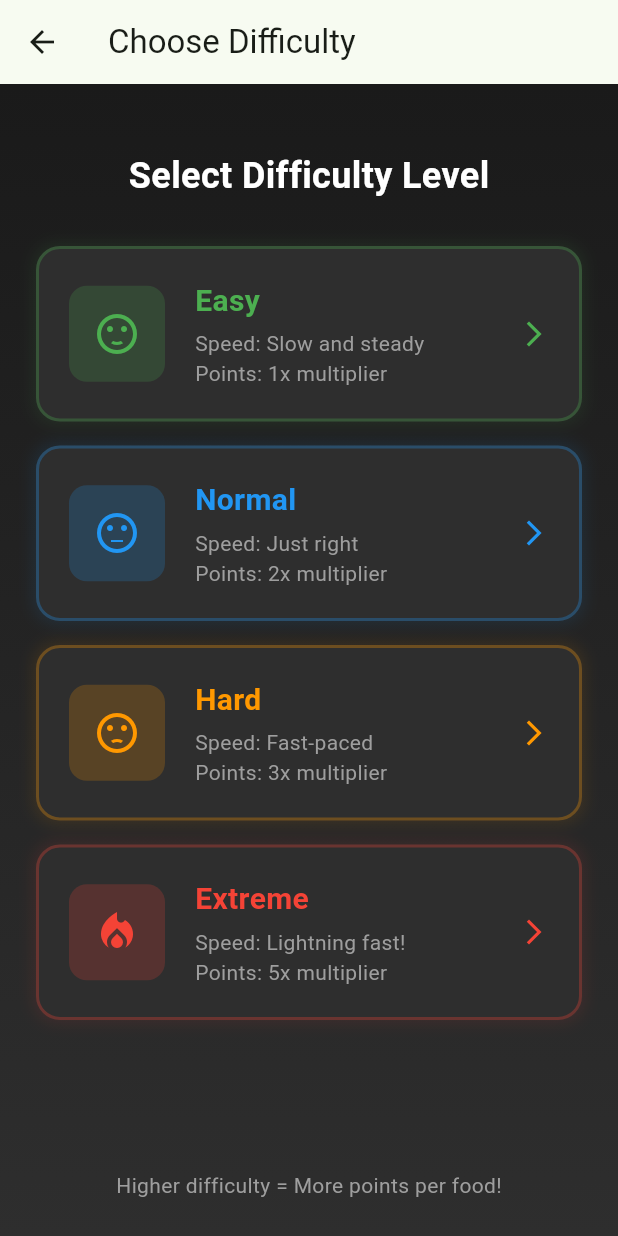
After one commit to Aduzja/snake, a Flutter app: the DifficultyScreen screen opened directly, on a phone screen of 412 x 824 dp. The commit adds this screen. Run offline on Flutter 3.47's test engine with Material 3 defaults, Android fonts, the phone set to English and light mode, and no system bars; our stand-ins replace get_it, injectable, shared_preferences; accounts and stored records are empty.

Commit message:
feat: add difficulty selection screen

```diff
--- a/lib/controllers/game_controller.dart
+++ b/lib/controllers/game_controller.dart
@@ -5,7 +5,7 @@ import 'package:snake/models/direction.dart';
 import 'package:snake/models/position.dart';
 import 'package:snake/models/snake.dart';
 import 'package:snake/services/high_score_service.dart';
-import 'package:snake/utilis/contsants.dart';
+import 'package:snake/utilis/constants.dart';
 
 enum GameState { ready, running, paused, gameOver }
 
--- /dev/null
+++ b/lib/screens/difficulty_screen.dart
@@ -0,0 +1,134 @@
+import 'package:flutter/material.dart';
+import 'package:snake/models/difficulty.dart';
+import 'package:snake/screens/game_screen.dart';
+import 'package:snake/utilis/constants.dart';
+
+class DifficultyScreen extends StatelessWidget {
+  const DifficultyScreen({super.key});
+
+  @override
+  Widget build(BuildContext context) {
+    return Scaffold(
+      appBar: AppBar(title: const Text('Choose Difficulty')),
+      body: Container(
+        decoration: BoxDecoration(
+          gradient: LinearGradient(
+            begin: Alignment.topCenter,
+            end: Alignment.bottomCenter,
+            colors: [GameColors.background, GameColors.board],
+          ),
+        ),
+        child: SafeArea(
+          child: Padding(
+            padding: const EdgeInsets.all(24.0),
+            child: Column(
+              children: [
+                const SizedBox(height: 20),
+                const Text(
+                  'Select Difficulty Level',
+                  style: TextStyle(fontSize: 24, fontWeight: FontWeight.bold, color: GameColors.text),
+                ),
+                const SizedBox(height: 30),
+                Expanded(
+                  child: ListView.builder(
+                    itemCount: Difficulty.values.length,
+                    itemBuilder: (context, index) {
+                      final difficulty = Difficulty.values[index];
+                      return Padding(
+                        padding: const EdgeInsets.only(bottom: 16.0),
+                        child: _buildDifficultyCard(context, difficulty),
+                      );
+                    },
+                  ),
+                ),
+                const Text(
+                  'Higher difficulty = More points per food!',
+                  style: TextStyle(color: Colors.grey, fontSize: 14),
+                ),
+              ],
+            ),
+          ),
+        ),
+      ),
+    );
+  }
+
+  Widget _buildDifficultyCard(BuildContext context, Difficulty difficulty) {
+    return Container(
+      decoration: BoxDecoration(
+        color: GameColors.board,
+        borderRadius: BorderRadius.circular(16),
+        border: Border.all(
+          color: Color.fromARGB(77, difficulty.color.red, difficulty.color.green, difficulty.color.blue),
+          width: 2,
+        ),
+        boxShadow: [
+          BoxShadow(
+            color: Color.fromARGB(26, difficulty.color.red, difficulty.color.green, difficulty.color.blue),
+            blurRadius: 8,
+            spreadRadius: 2,
+          ),
+        ],
+      ),
+      child: Material(
+        color: Colors.transparent,
+        child: InkWell(
+          borderRadius: BorderRadius.circular(16),
+          onTap: () {
+            Navigator.push(context, MaterialPageRoute(builder: (context) => GameScreen()));
+          },
+          child: Padding(
+            padding: const EdgeInsets.all(20),
+            child: Row(
+              children: [
+                Container(
+                  padding: const EdgeInsets.all(16),
+                  decoration: BoxDecoration(
+                    color: Color.fromARGB(51, difficulty.color.red, difficulty.color.green, difficulty.color.blue),
+                    borderRadius: BorderRadius.circular(12),
+                  ),
+                  child: Icon(difficulty.icon, color: difficulty.color, size: 32),
+                ),
+                const SizedBox(width: 20),
+                Expanded(
+                  child: Column(
+                    crossAxisAlignment: CrossAxisAlignment.start,
+                    children: [
+                      Text(
+                        difficulty.name,
+                        style: TextStyle(color: difficulty.color, fontSize: 20, fontWeight: FontWeight.bold),
+                      ),
+                      const SizedBox(height: 4),
+                      Text(
+                        'Speed: ${_getSpeedDescription(difficulty)}',
+                        style: const TextStyle(color: Colors.grey, fontSize: 14),
+                      ),
+                      Text(
+                        'Points: ${difficulty.pointsMultiplier}x multiplier',
+                        style: const TextStyle(color: Colors.grey, fontSize: 14),
+                      ),
+                    ],
+                  ),
+                ),
+                Icon(Icons.arrow_forward_ios, color: difficulty.color, size: 20),
+              ],
+            ),
+          ),
+        ),
+      ),
+    );
+  }
+
+  String _getSpeedDescription(Difficulty difficulty) {
+    switch (difficulty) {
+      case Difficulty.easy:
+        return 'Slow and steady';
+      case Difficulty.normal:
+        return 'Just right';
+      case Difficulty.hard:
+        return 'Fast-paced';
+      case Difficulty.extreme:
+        return 'Lightning fast!';
+    }
+  }
+}
--- a/lib/screens/game_screen.dart
+++ b/lib/screens/game_screen.dart
@@ -3,7 +3,7 @@ import 'package:flutter/material.dart';
 import 'package:flutter/services.dart';
 import 'package:snake/controllers/game_controller.dart';
 import 'package:snake/models/direction.dart';
-import 'package:snake/utilis/contsants.dart';
+import 'package:snake/utilis/constants.dart';
 import 'package:snake/widgets/game_board.dart';
 import 'package:snake/widgets/game_over_dialog.dart';
 
--- a/lib/screens/home_screen.dart
+++ b/lib/screens/home_screen.dart
@@ -2,7 +2,7 @@ import 'package:flutter/material.dart';
 import 'package:snake/screens/game_screen.dart';
 import 'package:snake/screens/statistics_screen.dart';
 import 'package:snake/services/high_score_service.dart';
-import 'package:snake/utilis/contsants.dart';
+import 'package:snake/utilis/constants.dart';
 
 class HomeScreen extends StatefulWidget {
   const HomeScreen({super.key});
--- a/lib/screens/statistics_screen.dart
+++ b/lib/screens/statistics_screen.dart
@@ -1,6 +1,6 @@
 import 'package:flutter/material.dart';
 import 'package:snake/services/high_score_service.dart';
-import 'package:snake/utilis/contsants.dart';
+import 'package:snake/utilis/constants.dart';
 
 class StatisticsScreen extends StatefulWidget {
   const StatisticsScreen({super.key});
--- a/lib/widgets/game_over_dialog.dart
+++ b/lib/widgets/game_over_dialog.dart
@@ -1,5 +1,5 @@
 import 'package:flutter/material.dart';
-import 'package:snake/utilis/contsants.dart';
+import 'package:snake/utilis/constants.dart';
 
 class GameOverDialog extends StatelessWidget {
   final int score;
```
Also changed, not shown: lib/utilis/constants.dart (renamed from lib/utilis/contsants.dart).
